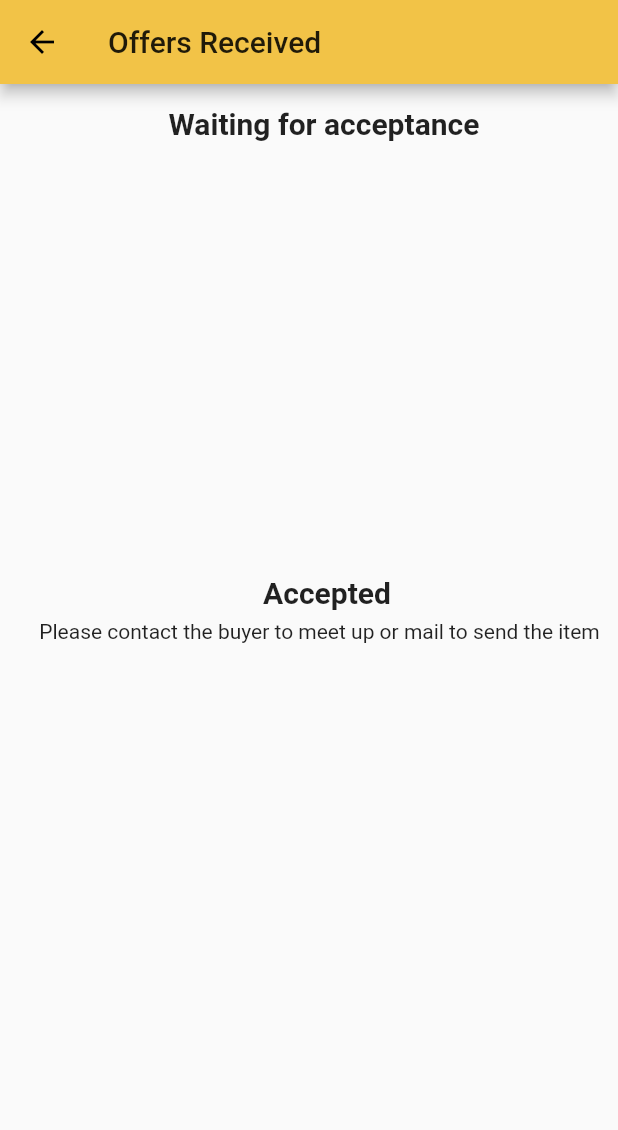
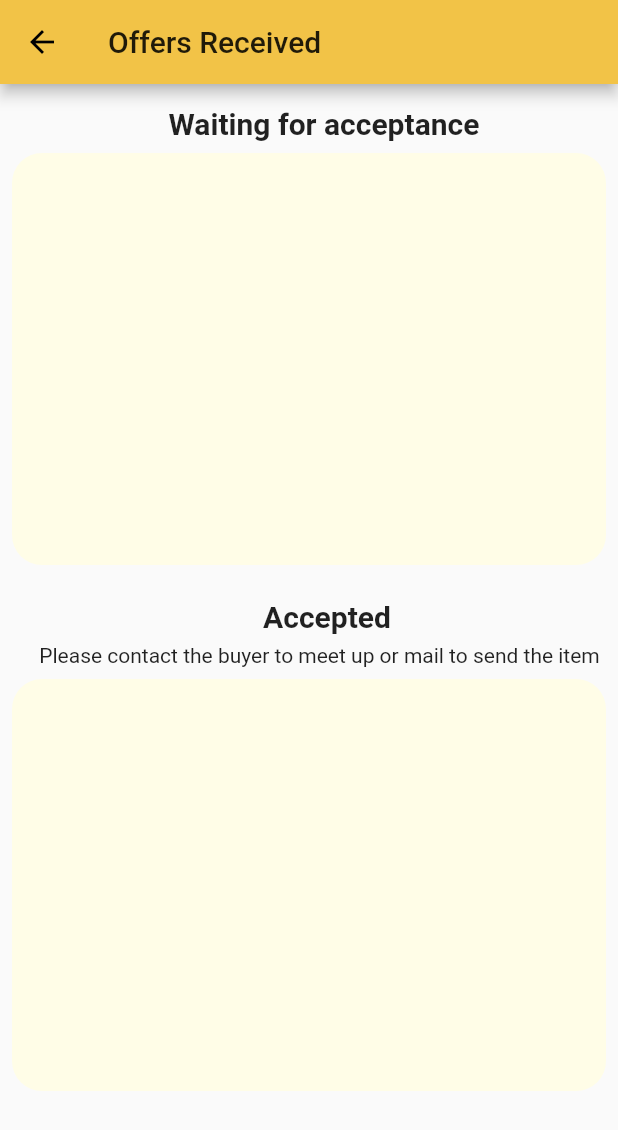
Before and after one commit to HongshuW/NUSell, a Flutter app: the OffersReceivedScreen screen opened directly, on a phone screen of 412 x 824 dp. Shown: the top 1130 px of the screen. Run offline on Flutter 3.47's test engine with Material 2 defaults, Android fonts, the phone set to English and light mode, and no system bars; our stand-ins replace bubble, cached_network_image, cloud_firestore, cloud_functions, firebase_auth, firebase_core and 8 more; missing offline and left inert: dart:ffi; accounts and stored records are empty; project files that could hold a hidden picture were left out.

```diff
--- a/lib/screens/offersReceived.dart
+++ b/lib/screens/offersReceived.dart
@@ -71,8 +71,14 @@ class _OffersReceivedScreenState extends State<OffersReceivedScreen> {
                 if (querySnapshot.connectionState == ConnectionState.waiting) {
                   return Text('Not yet');
                 }
-                return Container(
+                return Padding(
+                  padding: const EdgeInsets.all(8.0),
+                  child: Container(
                     height: newheight / 3,
+                    decoration: BoxDecoration(
+                      color: Colors.yellow.shade50,
+                      borderRadius: BorderRadius.circular(20),
+                    ),
                     child: ListView(
                       shrinkWrap: true,
                       children: querySnapshot.data.docs.map((doc) {
@@ -80,7 +86,8 @@ class _OffersReceivedScreenState extends State<OffersReceivedScreen> {
                             stream: posts.doc(doc.id).snapshots(),
                             builder: (context2, snapshot2) {
                               if (!snapshot2.hasData) {
-                              return Center(child: CircularProgressIndicator());
+                                return Center(
+                                    child: CircularProgressIndicator());
                               }
                               Map<String, dynamic> post = snapshot2.data.data();
                               Map<String, dynamic> offers = doc.data();
@@ -88,12 +95,12 @@ class _OffersReceivedScreenState extends State<OffersReceivedScreen> {
 
                               if (offer1 == 'sold') {
                                 return Container(
-                                child: Padding(
-                                  padding:
-                                      const EdgeInsets.fromLTRB(20, 4, 4, 4),
-                                  child: Text(
-                                      'Offer for ${post['productName']} has been accepted'),
-                                ),
+                                    // child: Padding(
+                                    //   padding:
+                                    //       const EdgeInsets.fromLTRB(20, 4, 4, 4),
+                                    //   child: Text(
+                                    //       'Offer for ${post['productName']} has been accepted'),
+                                    // ),
                                     );
                               }
                               List offerList = offers['offers'];
@@ -130,7 +137,8 @@ class _OffersReceivedScreenState extends State<OffersReceivedScreen> {
                                         children: offerList.map((offer) {
                                           int index = offerList.indexOf(offer);
                                           print(offer.toString());
-                                        return StreamBuilder<DocumentSnapshot>(
+                                          return StreamBuilder<
+                                                  DocumentSnapshot>(
                                               stream: users
                                                   .doc(offer['offerFromUser'])
                                                   .snapshots(),
@@ -145,7 +153,8 @@ class _OffersReceivedScreenState extends State<OffersReceivedScreen> {
                                                 return Container(
                                                   child: Padding(
                                                     padding:
-                                                      const EdgeInsets.all(8.0),
+                                                        const EdgeInsets.all(
+                                                            8.0),
                                                     child: Row(
                                                       mainAxisAlignment:
                                                           MainAxisAlignment
@@ -175,14 +184,10 @@ class _OffersReceivedScreenState extends State<OffersReceivedScreen> {
                                                                   in offerList) {
                                                                 offersMade
                                                                     .doc(doc.id)
-                                                                  .set(
-                                                                      {
+                                                                    .set({
                                                                   'status':
                                                                       'Declined'
-                                                                  },
-                                                                      SetOptions(
-                                                                          merge:
-                                                                              true));
+                                                                }, SetOptions(merge: true));
                                                               }
                                                               offersReceived
                                                                   .doc(doc.id)
@@ -192,8 +197,7 @@ class _OffersReceivedScreenState extends State<OffersReceivedScreen> {
                                                                         'Accepted',
                                                                     'userAccepted':
                                                                         offerList
-                                                                          .elementAt(
-                                                                              index),
+                                                                            .elementAt(index),
                                                                     'time':
                                                                         DateTime
                                                                             .now(),
@@ -238,6 +242,7 @@ class _OffersReceivedScreenState extends State<OffersReceivedScreen> {
                             });
                       }).toList(),
                     ),
+                  ),
                 );
               }),
           Padding(
@@ -252,7 +257,13 @@ class _OffersReceivedScreenState extends State<OffersReceivedScreen> {
             child: Text(
                 'Please contact the buyer to meet up or mail to send the item'),
           ),
-          Container(
+          Padding(
+            padding: const EdgeInsets.all(8.0),
+            child: Container(
+              decoration: BoxDecoration(
+                color: Colors.yellow.shade50,
+                borderRadius: BorderRadius.circular(20),
+              ),
               height: newheight / 3,
               child: StreamBuilder<QuerySnapshot>(
                   stream: offersReceived
@@ -480,6 +491,7 @@ class _OffersReceivedScreenState extends State<OffersReceivedScreen> {
                     );
                   }),
             ),
+          ),
         ],
       ),
     );
```
Also changed, not shown: lib/screens/offersMade.dart (+9 -1 lines), lib/screens/transactionHistory.dart (+14 -2 lines). Lines whose indentation alone changed are shown as unchanged.
